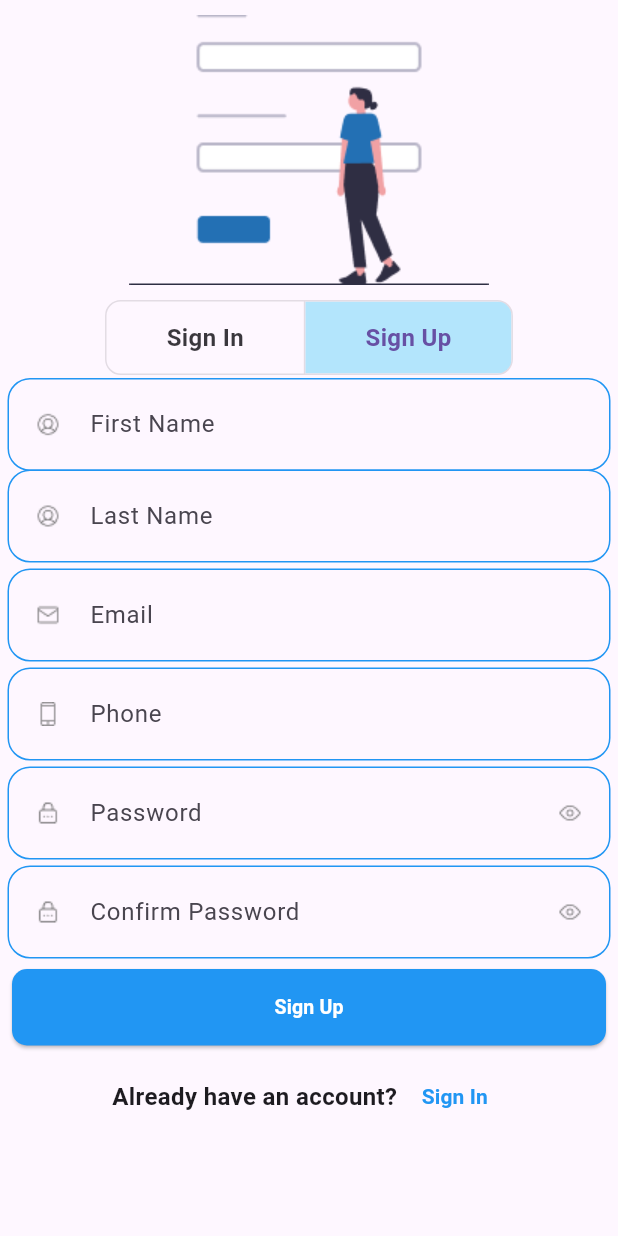
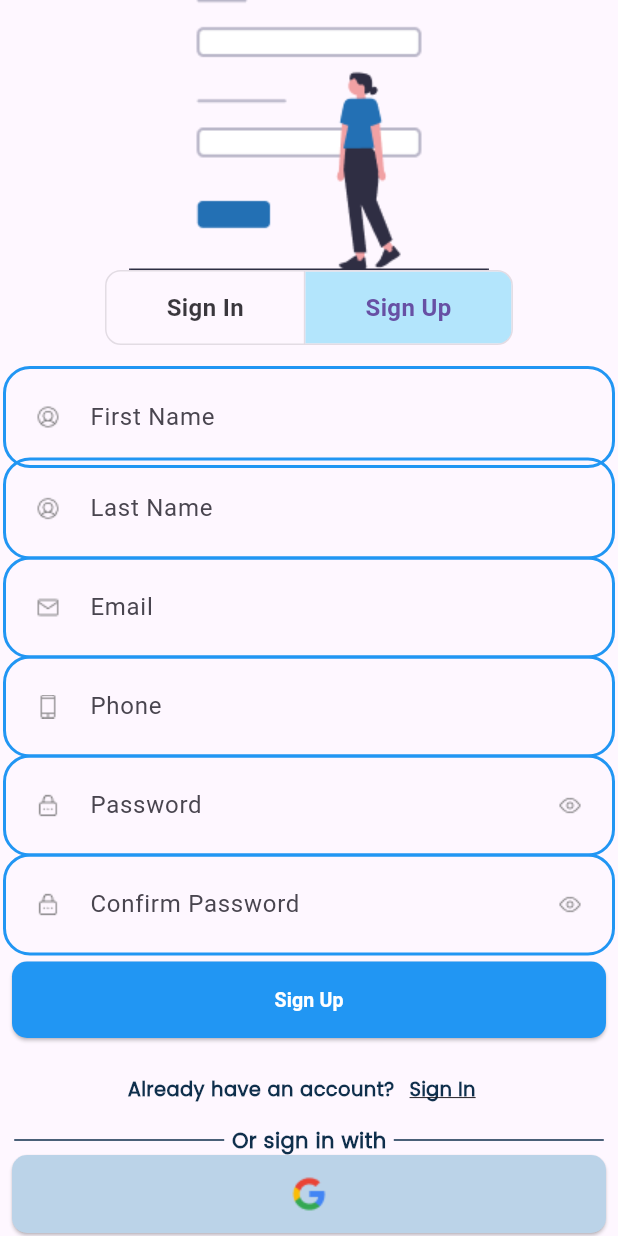
Before and after one commit to takiul-sumon/Sanchoy, a Flutter app: the screen it shows after launch, after a tap on "Sign Up", on a phone screen of 412 x 824 dp. Run offline on Flutter 3.47's test engine with Material 3 defaults, Android fonts, the phone set to English and light mode, and no system bars; our stand-ins replace cloud_firestore, email_validator, firebase_auth, firebase_core, get, image_picker and 1 more; accounts and stored records are empty.

Commit message:
Sign In Sign Up UI Updated

```diff
--- a/lib/app.dart
+++ b/lib/app.dart
@@ -16,8 +16,7 @@
   @override
   Widget build(BuildContext context) {
     return GetMaterialApp(
-      debugShowCheckedModeBanner: false
-      ,
+      debugShowCheckedModeBanner: false,
       navigatorKey: Sanchoy.navigatorKey,
       initialBinding: ControllerBinder(),
 
@@ -27,7 +26,11 @@
         ),
         inputDecorationTheme: InputDecorationTheme(
           enabledBorder: OutlineInputBorder(
-            borderSide: BorderSide(color: Colors.blue, strokeAlign: 5),
+            borderSide: BorderSide(
+              color: Colors.blue,
+              strokeAlign: 5,
+              width: 2,
+            ),
             borderRadius: BorderRadius.circular(12),
           ),
           focusedBorder: OutlineInputBorder(
--- a/lib/ui/screans/Login_screan.dart
+++ b/lib/ui/screans/Login_screan.dart
@@ -25,8 +25,8 @@
   Widget build(BuildContext context) {
     return Scaffold(
       body: SafeArea(
-        child: SingleChildScrollView(
-          padding: const EdgeInsets.all(20),
+        child: Padding(
+          padding: const EdgeInsets.all(8.0),
           child: Form(
             key: _formkey,
             child: Column(
@@ -45,9 +45,9 @@
                       onPressed: (index) {
                         setState(() {
                           if (index == 0) {
-                            _isSelected = [true, false]; // Stay on Sign In
+                            _isSelected = [true, false];
                           } else {
-                            _isSelected = [false, true]; // Switch to Sign Up
+                            _isSelected = [false, true];
                             Navigator.pushReplacement(
                               context,
                               MaterialPageRoute(
@@ -74,7 +74,6 @@
                 ),
                 const SizedBox(height: 20),
 
-                // Email Input
                 TextFormField(
                   decoration: InputDecoration(
                     hintText: 'Email',
@@ -82,7 +81,7 @@
                   ),
                   controller: _emailController,
                   keyboardType: TextInputType.emailAddress,
-                  autovalidateMode: AutovalidateMode.onUnfocus,
+                  // autovalidateMode: AutovalidateMode.onUserInteraction,
                   validator: (String? value) {
                     String email = value?.trim() ?? '';
                     if (EmailValidator.validate(email) == false ||
@@ -93,9 +92,8 @@
                   },
                 ),
 
-                const SizedBox(height: 15),
+                const SizedBox(height: 10),
 
-                // Password Input
                 TextFormField(
                   obscureText: true,
                   decoration: InputDecoration(
@@ -114,24 +112,24 @@
                     return null;
                   },
                 ),
-                const SizedBox(height: 5),
 
-                // Forget Password Link
-                Row(
-                  mainAxisAlignment: MainAxisAlignment.end,
-                  children: [
-                    TextButton(
-                      onPressed: onTapForgetPassword,
-                      child: Text(
-                        'Forget Password?',
-                        style: TextStyle(fontWeight: FontWeight.bold),
+                // const SizedBox(height: 5),
+                Align(
+                  alignment: Alignment.topRight,
+                  child: TextButton(
+                    onPressed: onTapForgetPassword,
+                    style: TextButton.styleFrom(padding: EdgeInsets.zero),
+                    child: Text(
+                      'Forget Password?',
+                      style: TextStyle(
+                        fontWeight: FontWeight.bold,
+                        color: Color(0xff0F2F4C),
                       ),
                     ),
-                  ],
+                  ),
                 ),
                 const SizedBox(height: 15),
 
-                // Login Button
                 ElevatedButton(
                   onPressed: onTapSignInButton,
                   child: Text(
@@ -149,25 +147,51 @@
                 Row(
                   mainAxisAlignment: MainAxisAlignment.center,
                   children: [
-                    Text('Don\'t have an account?'),
+                    Text(
+                      'Don\'t have an account?',
+                      style: TextStyle(
+                        fontFamily: 'Poppins-Regular',
+                        fontSize: 13,
+                        color: Color(0xff0F2F4C),
+                      ),
+                    ),
                     TextButton(
                       onPressed: onTapSignUpPassword,
+                      style: TextButton.styleFrom(padding: EdgeInsets.zero),
                       child: Text(
                         "Sign up",
                         style: const TextStyle(
-                          color: Colors.blue,
+                          decoration: TextDecoration.underline,
+                          color: Color(0xff0F2F4C),
+                          fontSize: 13,
+                          fontFamily: 'Poppins-Regular',
                           fontWeight: FontWeight.bold,
-                          fontSize: 14,
                         ),
                       ),
                     ),
                   ],
                 ),
-                const SizedBox(height: 10),
-                Center(child: Text("Or sign in with")),
+
+                Row(
+                  mainAxisAlignment: MainAxisAlignment.center,
+                  children: [
+                    Container(height: 1, width: 140, color: Color(0xff0F2F4C)),
+                    Padding(
+                      padding: const EdgeInsets.fromLTRB(5, 0, 5, 0),
+                      child: Text(
+                        "Or sign in with",
+                        style: TextStyle(
+                          fontFamily: 'Poppins-Regular',
+                          color: Color(0xff0F2F4C),
+                          fontSize: 14,
+                        ),
+                      ),
+                    ),
+                    Container(height: 1, width: 140, color: Color(0xff0F2F4C)),
+                  ],
+                ),
                 const SizedBox(height: 10),
 
-                // Google Sign In Button
                 ElevatedButton(
                   onPressed: () {},
                   style: ElevatedButton.styleFrom(
@@ -175,7 +199,6 @@
                       borderRadius: BorderRadius.circular(10),
                     ),
                     backgroundColor: Color(0xFFBBD3E8),
-                    foregroundColor: Colors.black,
                     padding: const EdgeInsets.symmetric(vertical: 10),
                   ),
                   child: Image.asset('assets/icons/google.png'),
--- a/lib/ui/screans/SignUpScrean.dart
+++ b/lib/ui/screans/SignUpScrean.dart
@@ -35,9 +35,7 @@
             child: Column(
               crossAxisAlignment: CrossAxisAlignment.stretch,
               children: [
-                const SizedBox(height: 10),
                 Center(child: Image.asset('assets/images/sign_up.png')),
-                const SizedBox(height: 10),
                 Row(
                   mainAxisAlignment: MainAxisAlignment.center,
                   children: [
@@ -50,7 +48,8 @@
                             Navigator.pushReplacement(
                               context,
                               MaterialPageRoute(
-                                  builder: (context) => LoginScreen()),
+                                builder: (context) => LoginScreen(),
+                              ),
                             );
                           } else {
                             _isSelected = [false, true]; // Stay on Sign Up
@@ -72,7 +71,7 @@
                     ),
                   ],
                 ),
-                const SizedBox(height: 5),
+                const SizedBox(height: 20),
 
                 TextFormField(
                   decoration: InputDecoration(
@@ -181,19 +180,58 @@
                 Row(
                   mainAxisAlignment: MainAxisAlignment.center,
                   children: [
-                    Text('Already have an account? '),
+                    Text(
+                      'Already have an account?',
+                      style: TextStyle(
+                        fontFamily: 'Poppins-Regular',
+                        fontSize: 13,
+                        color: Color(0xff0F2F4C),
+                      ),
+                    ),
                     TextButton(
                       onPressed: onTapSignIn,
+                      style: TextButton.styleFrom(padding: EdgeInsets.zero),
                       child: Text(
                         "Sign In",
                         style: const TextStyle(
-                          color: Colors.blue,
+                          decoration: TextDecoration.underline,
+                          color: Color(0xff0F2F4C),
+                          fontSize: 13,
+                          fontFamily: 'Poppins-Regular',
                           fontWeight: FontWeight.bold,
+                        ),
+                      ),
+                    ),
+                  ],
+                ),
+                Row(
+                  mainAxisAlignment: MainAxisAlignment.center,
+                  children: [
+                    Container(height: 1, width: 140, color: Color(0xff0F2F4C)),
+                    Padding(
+                      padding: const EdgeInsets.fromLTRB(5, 0, 5, 0),
+                      child: Text(
+                        "Or sign in with",
+                        style: TextStyle(
+                          fontFamily: 'Poppins-Regular',
+                          color: Color(0xff0F2F4C),
                           fontSize: 14,
                         ),
                       ),
                     ),
+                    Container(height: 1, width: 140, color: Color(0xff0F2F4C)),
                   ],
+                ),
+                ElevatedButton(
+                  onPressed: () {},
+                  style: ElevatedButton.styleFrom(
+                    shape: RoundedRectangleBorder(
+                      borderRadius: BorderRadius.circular(10),
+                    ),
+                    backgroundColor: Color(0xFFBBD3E8),
+                    padding: const EdgeInsets.symmetric(vertical: 10),
+                  ),
+                  child: Image.asset('assets/icons/google.png'),
                 ),
               ],
             ),
--- a/pubspec.yaml
+++ b/pubspec.yaml
@@ -92,6 +92,10 @@
     - family: Poppins-Bold
       fonts:
         - asset: assets/fonts/Poppins-Bold.ttf
+
+    - family: Poppins-Regular
+      fonts:
+        - asset: assets/fonts/Poppins-Regular.ttf
   #       - asset: fonts/Schyler-Italic.ttf
   #         style: italic
   #   - family: Trajan Pro
```
Also changed, not shown: assets/fonts/Poppins-Regular.ttf (added), assets/images/Android Compact - 1.png (added).
